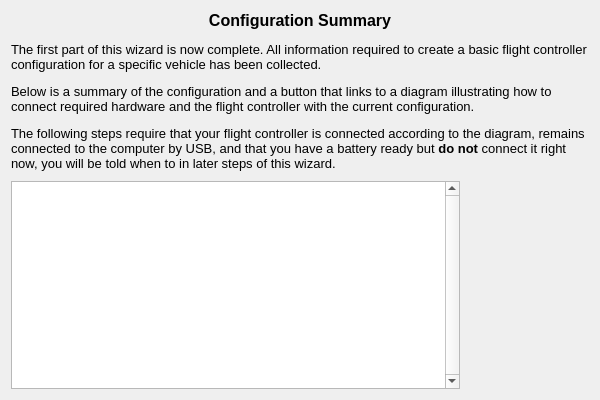
Above: ground/gcs/src/plugins/setupwizard/pages/summarypage.ui from librepilot/LibrePilot before the change. Below: the same form after it.
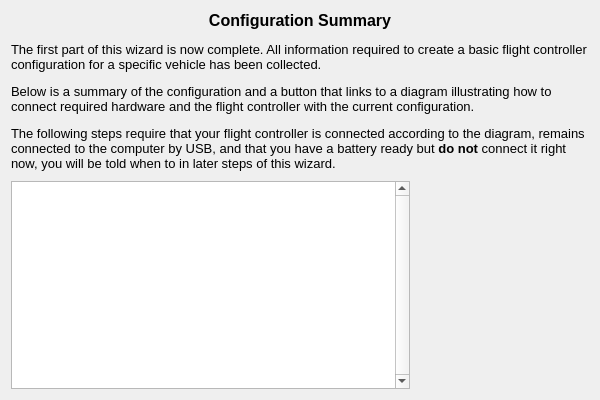
That is the form after the change. Icons and pictures are not drawn.

Commit message: LP-106 Add board picture to wizard controller page - Resize connection diagram button

```diff
--- a/ground/gcs/src/plugins/setupwizard/pages/summarypage.ui
+++ b/ground/gcs/src/plugins/setupwizard/pages/summarypage.ui
@@ -44,7 +44,7 @@
        <property name="maximumSize">
         <size>
          <width>16777215</width>
-         <height>250</height>
+         <height>220</height>
         </size>
        </property>
        <property name="font">
@@ -80,8 +80,8 @@
        </property>
        <property name="iconSize">
         <size>
-         <width>120</width>
-         <height>120</height>
+         <width>170</width>
+         <height>170</height>
         </size>
        </property>
        <property name="checkable">
```
The commit also changes 2 other files.
